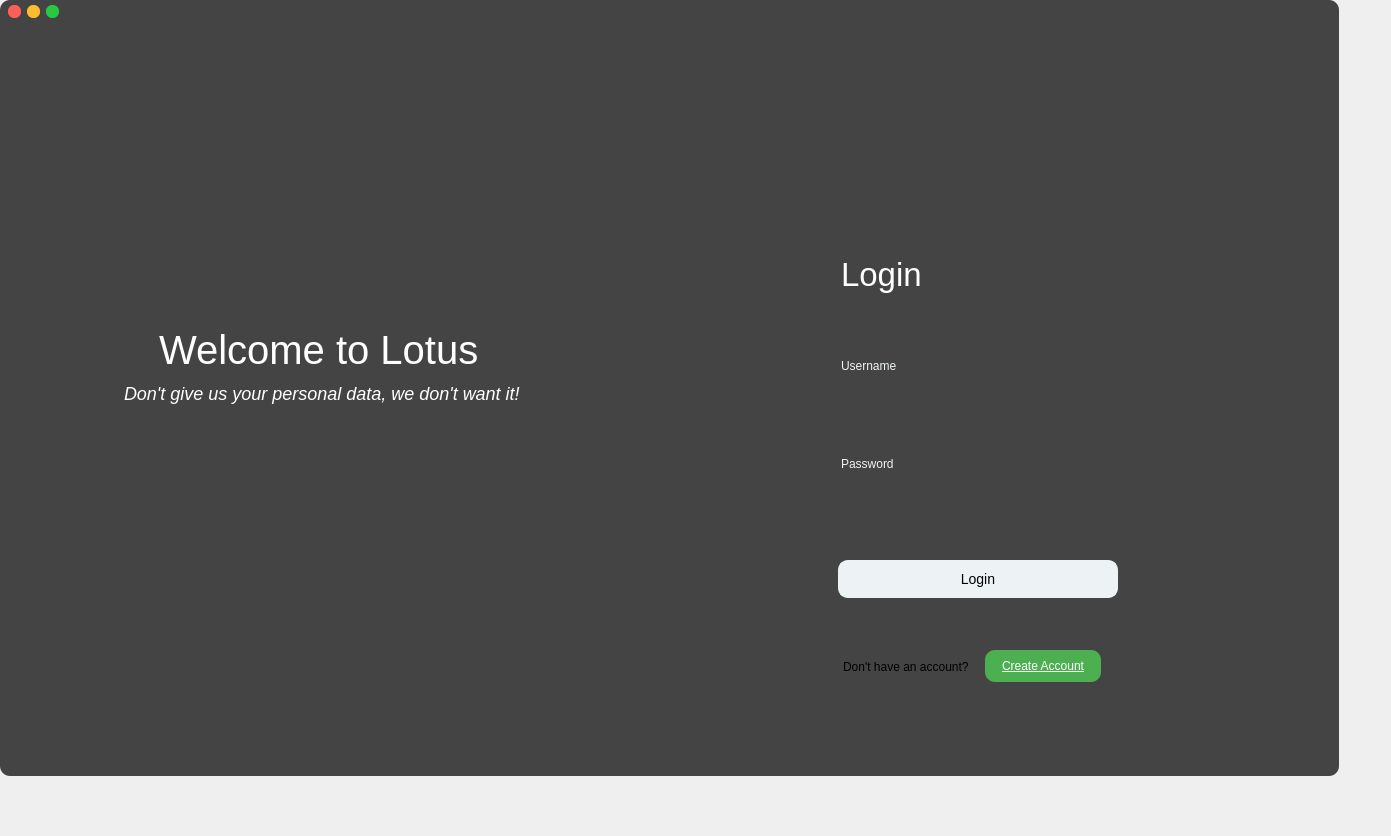
Qt form Forms/mainwindow.ui (JustinGetty/LotusAppClient) before a commit.
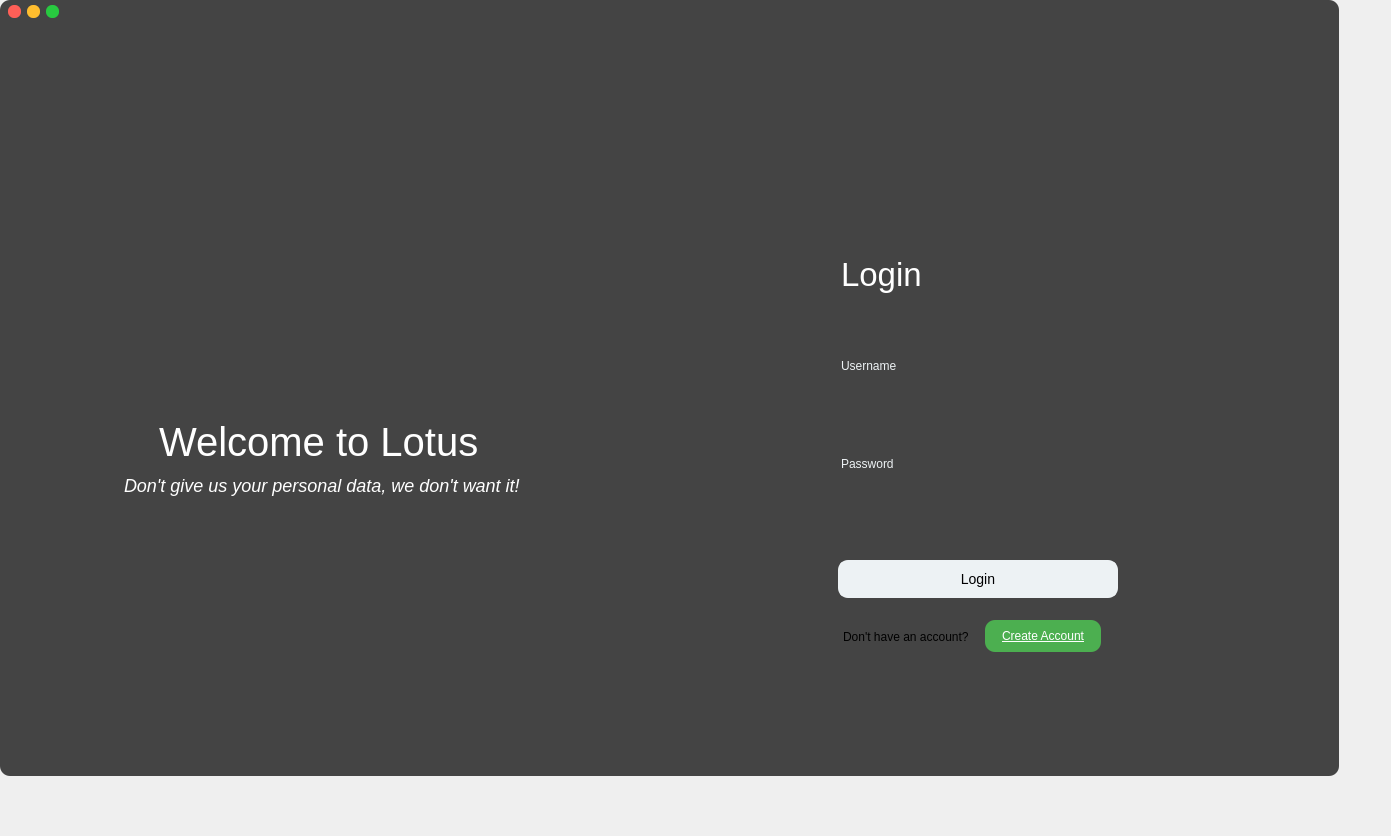
The same form after that commit. The open tabs and pages were chosen to show the change.

```diff
--- a/Forms/mainwindow.ui
+++ b/Forms/mainwindow.ui
@@ -1438,7 +1438,7 @@
        <property name="geometry">
         <rect>
          <x>843</x>
-         <y>650</y>
+         <y>620</y>
          <width>190</width>
          <height>33</height>
         </rect>
@@ -1451,7 +1451,7 @@
        <property name="geometry">
         <rect>
          <x>985</x>
-         <y>650</y>
+         <y>620</y>
          <width>116</width>
          <height>32</height>
         </rect>
@@ -1490,7 +1490,7 @@
        <property name="geometry">
         <rect>
          <x>223</x>
-         <y>141</y>
+         <y>233</y>
          <width>180</width>
          <height>157</height>
         </rect>
@@ -1503,7 +1503,7 @@
        <property name="geometry">
         <rect>
          <x>124</x>
-         <y>378</y>
+         <y>470</y>
          <width>539</width>
          <height>31</height>
         </rect>
@@ -1524,7 +1524,7 @@
        <property name="geometry">
         <rect>
          <x>159</x>
-         <y>315</y>
+         <y>407</y>
          <width>332</width>
          <height>70</height>
         </rect>
```
Left out of the diff: 2 changed lines with no effect on the pictures.
